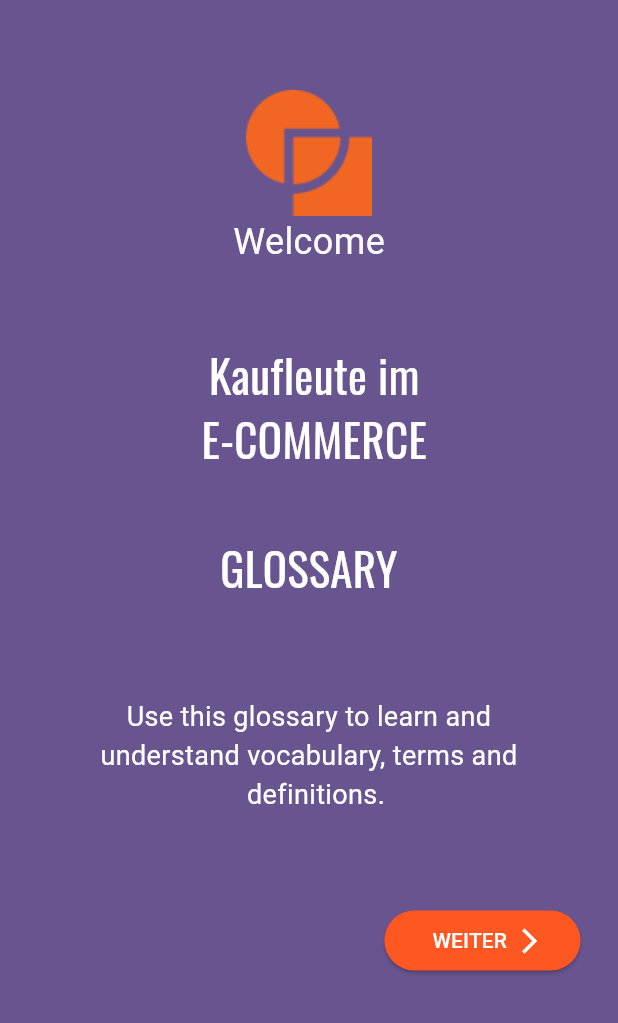
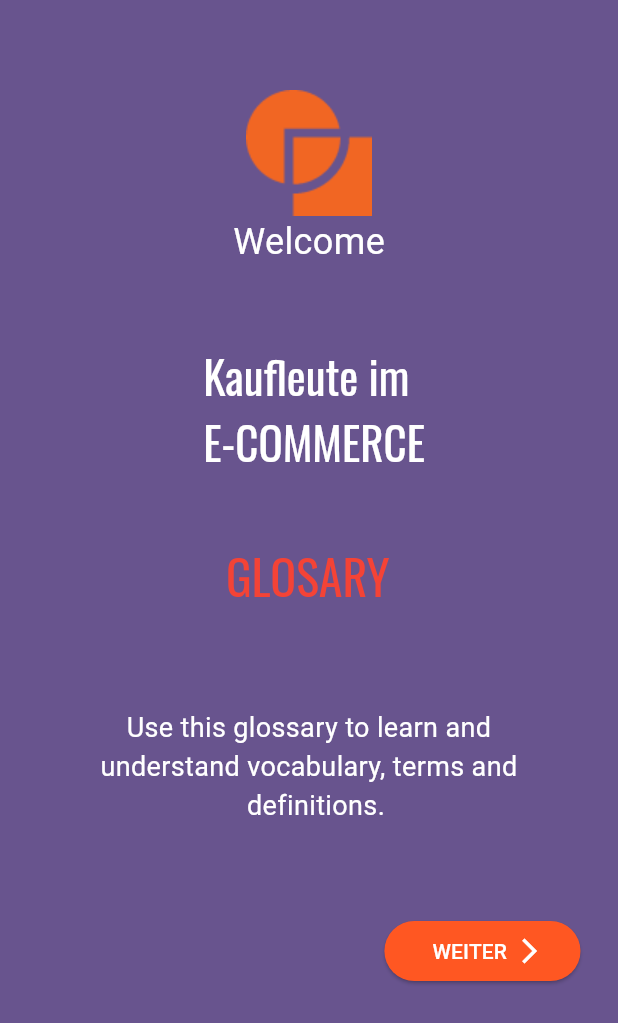
Before and after one commit to AliShafai2021/nasa_earth_dictionary, a Flutter app: the screen it shows after launch, on a phone screen of 412 x 824 dp. Shown: the top 1023 px of the screen. Run offline on Flutter 3.47's test engine with Material 2 defaults, Android fonts, the phone set to English and light mode, and no system bars; our stand-ins replace google_fonts.

Commit message:
apply richText widget to the project to change the text color

```diff
--- a/lib/screens/welcome_page/main_screen.dart
+++ b/lib/screens/welcome_page/main_screen.dart
@@ -37,15 +37,28 @@ class _WelcomeScreenState extends State<WelcomeScreen> {
                   const SizedBox(height: 50),
                   Padding(
                     padding: const EdgeInsets.symmetric(vertical: 0, horizontal: 0),
-                    child: Text(
-                      " Kaufleute im \n E-COMMERCE\n\nGLOSSARY",
-                      textAlign: TextAlign.center,
+                    child: RichText(
+                      text: TextSpan(
+                        text: " Kaufleute im \n E-COMMERCE\n\n",
+                        //textAlign: TextAlign.center,
+                        style: GoogleFonts.oswald(
+                          textStyle: const TextStyle(
+                            color: Colors.white,
+                            fontSize: 30,
+                          ),
+                        ),
+                        children: [
+                      TextSpan(
+                      text: "   GLOSARY",
+                     // textAlign: TextAlign.center,
                       style: GoogleFonts.oswald(
                         textStyle: const TextStyle(
-                          fontWeight: FontWeight.normal,
-                          color: Colors.white,
-                          fontSize: 30,
+                          color: Colors.red,
+                          fontSize: 32,
                         ),
+                      ),
+                      )
+                        ]
                       ),
                     ),
                   ),
```
